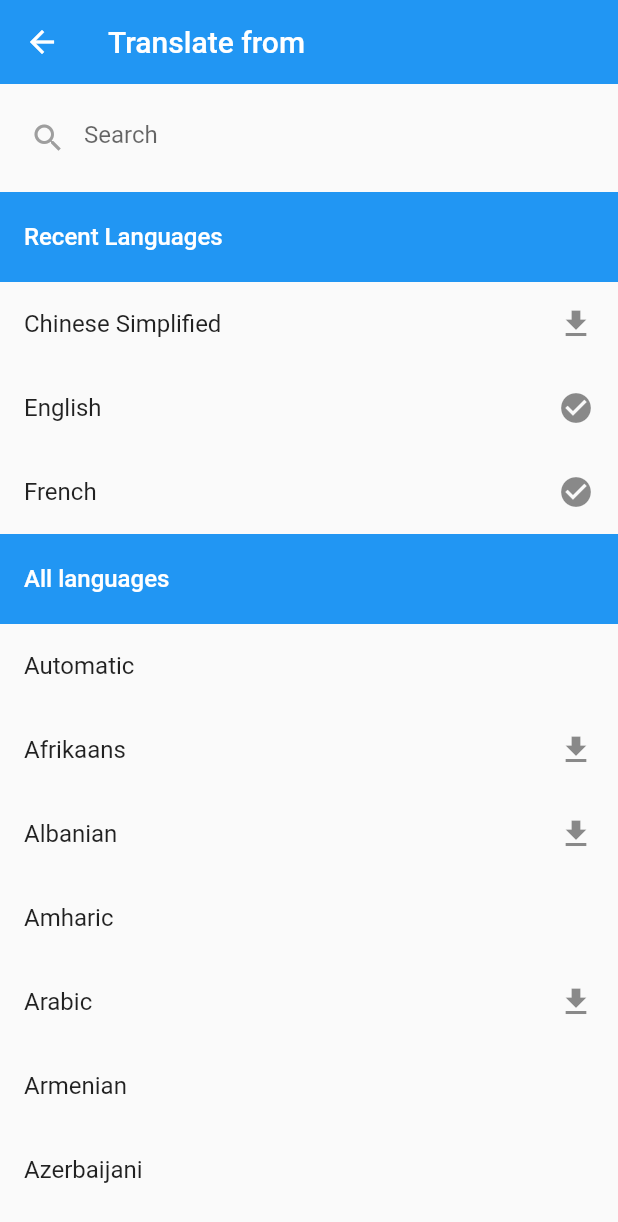
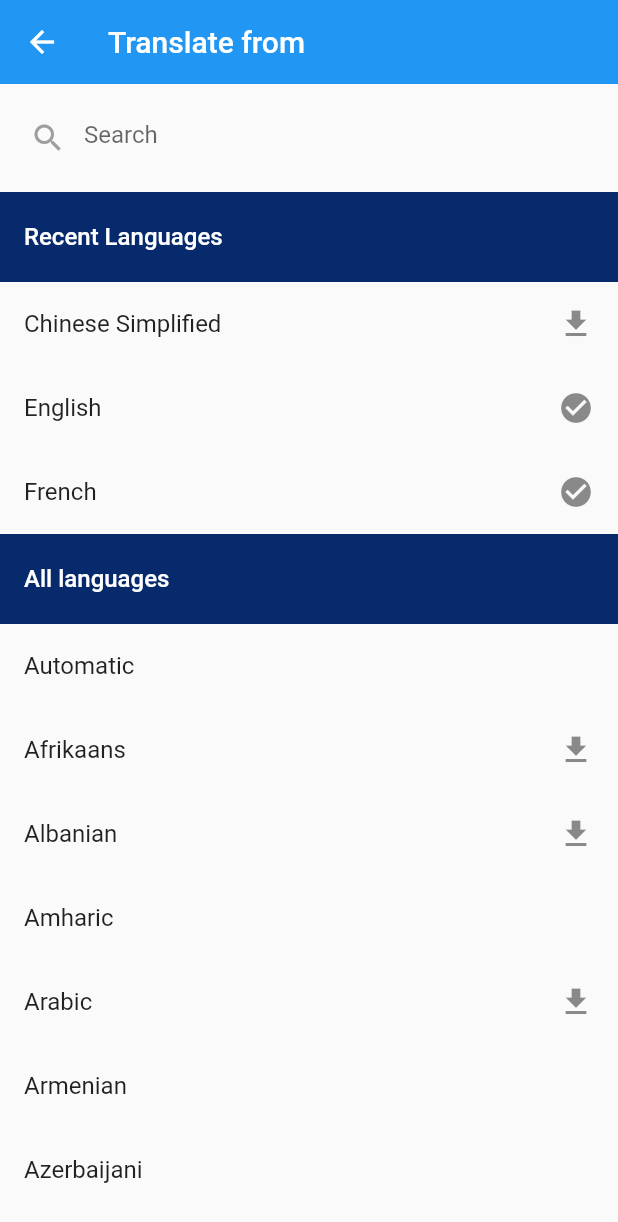
Before and after one commit to ZahidUrRehman13/Rental-Empire, a Flutter app: the screen it shows after launch, after a tap on "English", on a phone screen of 412 x 824 dp. Shown: the top 1222 px of the screen. Run offline on Flutter 3.47's test engine with Material 2 defaults, Android fonts, the phone set to English and light mode, and no system bars; our stand-ins replace avatar_glow, flutter_rating_bar, flutter_sticky_header, flutter_tts, fluttertoast, geocoding and 6 more; missing offline and left inert: flutter_google_places, flutter_polyline_points, future_progress_dialog, geocoder, google_api_headers, google_maps_webservice and 1 more.

Commit message:
4th task

```diff
--- a/lib/main.dart
+++ b/lib/main.dart
@@ -1,6 +1,8 @@
 
 import 'package:flutter/material.dart';
 import 'package:flutter/services.dart';
+import 'package:internet_connection_checker/internet_connection_checker.dart';
+import 'package:provider/provider.dart';
 
 import 'screens/homescreen.dart';
 
@@ -24,7 +26,12 @@ class _MyAppState extends State<MyApp> {
   // }
   @override
   Widget build(BuildContext context) {
-    return MaterialApp(
+    return StreamProvider<InternetConnectionStatus>(
+      initialData: InternetConnectionStatus.connected,
+      create: (_){
+        return InternetConnectionChecker().onStatusChange;
+      },
+      child: MaterialApp(
         debugShowCheckedModeBanner: false,
         title: 'Translation Rental',
         theme: ThemeData(
@@ -32,6 +39,7 @@ class _MyAppState extends State<MyApp> {
           primaryColor: Colors.blue[600],
         ),
         home: const HomePage(title: 'Translation Rental'),
+      ),
     );
   }
 }
--- a/lib/screens/LanguagePage.dart
+++ b/lib/screens/LanguagePage.dart
@@ -208,10 +208,10 @@ class _LanguagePageState extends State <LanguagePage>{
           SliverStickyHeader(
             header: Container(
               height: 60.0,
-              color: Colors.blue,
+              color: const Color(0xFF072A6C),
               padding: EdgeInsets.symmetric(horizontal: 16.0),
               alignment: Alignment.centerLeft,
-              child: Text(
+              child: const Text(
                 'Recent Languages',
                 style: TextStyle(
                   color: Colors.white,
@@ -233,10 +233,10 @@ class _LanguagePageState extends State <LanguagePage>{
           SliverStickyHeader(
             header: Container(
               height: 60.0,
-              color: Colors.blue,
+              color: const Color(0xFF072A6C),
               padding: EdgeInsets.symmetric(horizontal: 16.0),
               alignment: Alignment.centerLeft,
-              child: Text(
+              child: const Text(
                 'All languages',
                 style: TextStyle(
                   color: Colors.white,
@@ -270,32 +270,32 @@ class _LanguagePageState extends State <LanguagePage>{
       body: Column(
         children: [
           Container(
-            margin: EdgeInsets.only(
+            margin: const EdgeInsets.only(
               top: 12.0,
               bottom: 12.0,
               left: 8.0,
               right: 8.0,
             ),
             child: TextField(
-              controller: this._searchTextController,
+              controller: _searchTextController,
               onChanged: (text) {
                 setState(() {});
               },
               decoration: InputDecoration(
                 hintText: "Search",
                 border: InputBorder.none,
-                focusedBorder: UnderlineInputBorder(
-                    borderSide: BorderSide(color: Colors.blue)),
-                prefixIcon: Icon(
+                focusedBorder: const UnderlineInputBorder(
+                    borderSide: BorderSide(color: Color(0xFF072A6C))),
+                prefixIcon: const Icon(
                   Icons.search,
                   size: 24.0,
                   color: Colors.grey,
                 ),
-                suffixIcon: this._displayDeleteTextIcon(),
+                suffixIcon: _displayDeleteTextIcon(),
               ),
             ),
           ),
-          this._displayTheRightList(),
+          _displayTheRightList(),
         ],
       ),
     );
--- a/lib/screens/homescreen.dart
+++ b/lib/screens/homescreen.dart
@@ -137,6 +137,7 @@ class _HomePageState extends State<HomePage>
         child: AppBar(
           title: Text(widget.title),
           elevation: 0.0,
+          backgroundColor: const Color(0xFF072A6C),
           actions: [
             IconButton(
                 onPressed: () {
@@ -268,6 +269,7 @@ class _HomePageState extends State<HomePage>
         ],
       ),
       floatingActionButtonLocation: FloatingActionButtonLocation.centerFloat,
+
       floatingActionButton: AvatarGlow(
         animate: _isListening,
         glowColor: Theme.of(context).primaryColor,
@@ -276,6 +278,7 @@ class _HomePageState extends State<HomePage>
         repeatPauseDuration: const Duration(milliseconds: 100),
         repeat: true,
         child: FloatingActionButton(
+          backgroundColor: const Color(0xFF072A6C),
           onPressed: _listen,
           child: Icon(_isListening ? Icons.stop : Icons.mic),
         ),
--- a/lib/widgets/ChooseLanguage.dart
+++ b/lib/widgets/ChooseLanguage.dart
@@ -107,7 +107,7 @@ class _ChooseLanguageState extends State<ChooseLanguage> {
                   child: Text(
                     _firstLanguage.name!,
                     style: const TextStyle(
-                      color: Colors.blue,
+                      color:  Color(0xFF072A6C),
                       fontSize: 15.0,
                       fontWeight: FontWeight.bold
                     ),
@@ -137,7 +137,7 @@ class _ChooseLanguageState extends State<ChooseLanguage> {
                   child: Text(
                    _secondLanguage.name!,
                     style: const TextStyle(
-                      color: Colors.blue,
+                      color:  Color(0xFF072A6C),
                       fontSize: 15.0,
                         fontWeight: FontWeight.bold
                     ),
--- a/pubspec.yaml
+++ b/pubspec.yaml
@@ -55,6 +55,8 @@ dependencies:
   flutter_polyline_points: ^1.0.0
   flutter_google_places: ^0.3.0
   provider: ^6.0.3
+  future_progress_dialog: ^0.2.0
+  internet_connection_checker: ^0.0.1+4
 dev_dependencies:
   flutter_test:
     sdk: flutter
```
Also changed, not shown: lib/MapDirectry/rela_time_locations.dart (+140 -35 lines), pubspec.lock. Lines whose indentation alone changed are shown as unchanged.
